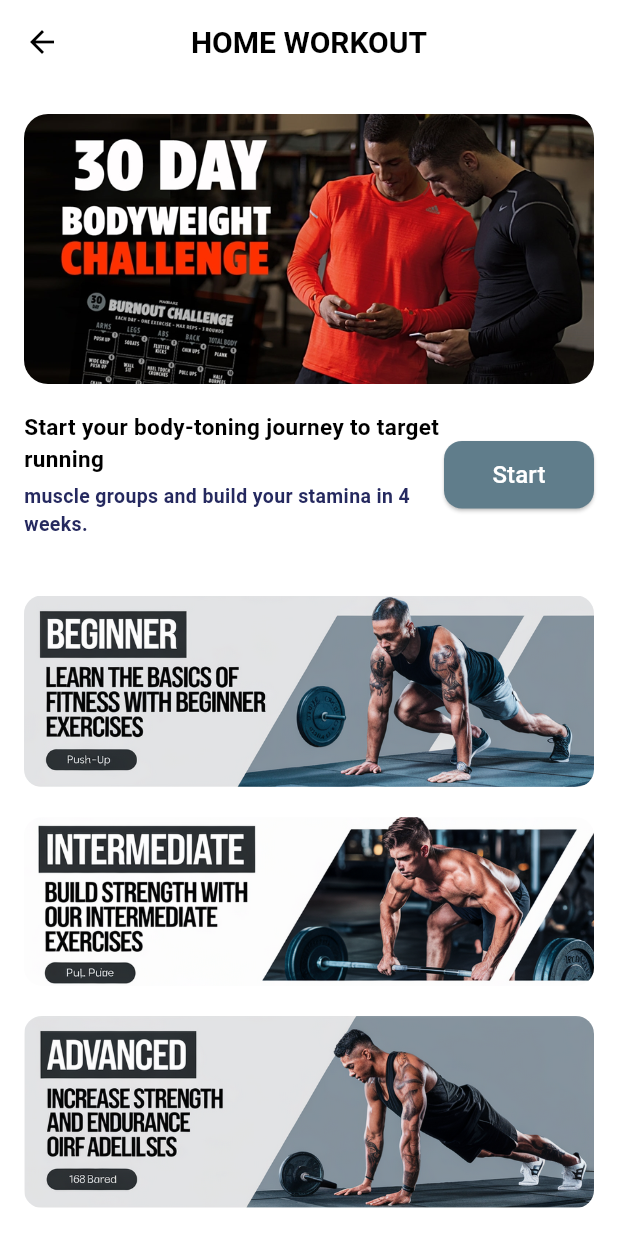
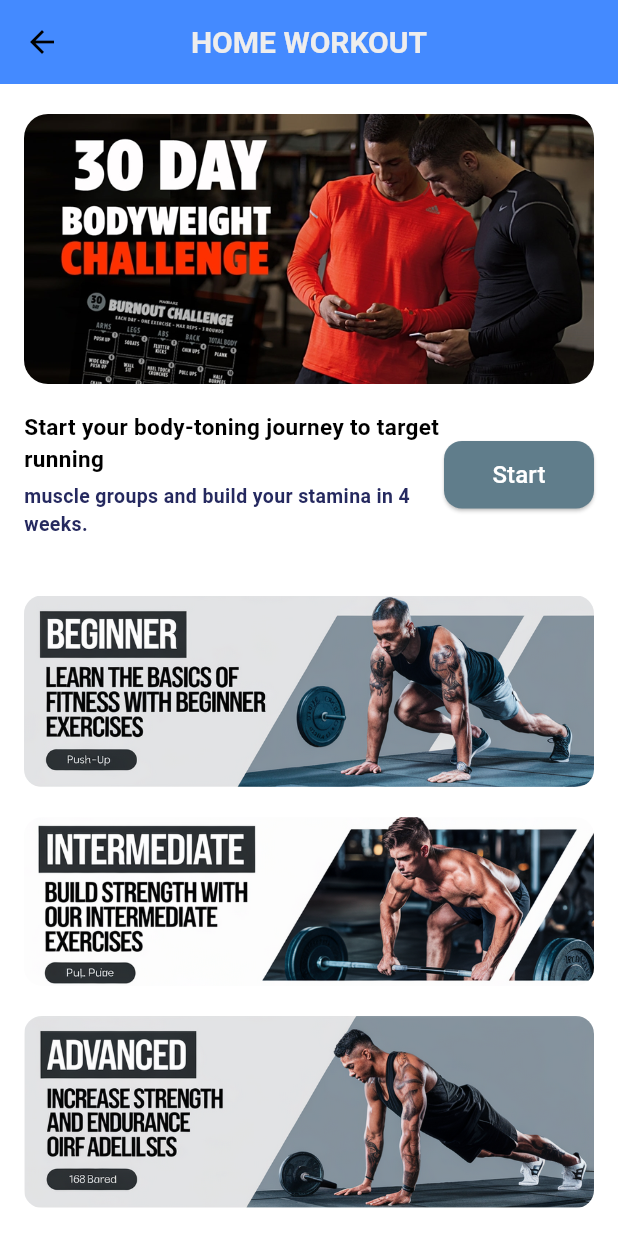
Before and after one commit to Ihthishampn/fitup, a Flutter app: the HomeWorkoutScreen screen opened directly, on a phone screen of 412 x 824 dp. Run offline on Flutter 3.47's test engine with Material 3 defaults, Android fonts, the phone set to English and light mode, and no system bars; our stand-ins replace flutter_local_notifications, hive, hive_flutter, image_picker, permission_handler, shared_preferences and 1 more; accounts and stored records are empty.

Commit message:
updated last put

```diff
--- a/lib/screens/advanced.dart
+++ b/lib/screens/advanced.dart
@@ -484,6 +484,7 @@ class _AdvancedWorkoutPageState extends State<AdvancedWorkoutPage> {
                                       style:
                                           const TextStyle(color: Colors.black),
                                     ),
+
                                     style: ElevatedButton.styleFrom(
                                         backgroundColor: workout.completed
                                             ? Colors.green
--- a/lib/screens/diet.dart
+++ b/lib/screens/diet.dart
@@ -17,11 +17,11 @@ class WorkoutsScreen extends StatelessWidget {
           style: TextStyle(
             fontWeight: FontWeight.bold,
             fontSize: 19,
-            color: Colors.black,
+            color: Color.fromARGB(255, 238, 236, 236),
           ),
         ),
         centerTitle: true,
-        backgroundColor: Colors.white,
+        backgroundColor: Colors.blueAccent,
         elevation: 0,
       ),
       body: Container(
--- a/lib/screens/homepage.dart
+++ b/lib/screens/homepage.dart
@@ -1,4 +1,5 @@
 import 'package:flutter/material.dart';
+import 'package:ui/custom_widgets/cutom.dart';
 import 'diet.dart';
 import 'profile.dart';
 import 'thirty _day.dart';
@@ -84,8 +85,7 @@ class _HomeScreenState extends State<HomeScreen> {
                 currentIndex: _selectedIndex,
                 onTap: _onItemTapped,
                 selectedItemColor: Colors.blueGrey,
-                unselectedItemColor: const Color.fromARGB(
-                    255, 109, 96, 96),
+                unselectedItemColor: const Color.fromARGB(255, 109, 96, 96),
                 type: BottomNavigationBarType.fixed,
                 backgroundColor: Colors.white,
                 elevation: 0,
@@ -98,8 +98,7 @@ class _HomeScreenState extends State<HomeScreen> {
                       padding: const EdgeInsets.all(8),
                       decoration: BoxDecoration(
                         color: _selectedIndex == 0
-                            ? Colors.purple
-                                .withOpacity(0.1)
+                            ? Colors.purple.withOpacity(0.1)
                             : Colors.transparent,
                         borderRadius: BorderRadius.circular(12),
                       ),
@@ -116,8 +115,7 @@ class _HomeScreenState extends State<HomeScreen> {
                       padding: const EdgeInsets.all(8),
                       decoration: BoxDecoration(
                         color: _selectedIndex == 1
-                            ? Colors.purple
-                                .withOpacity(0.1)
+                            ? Colors.purple.withOpacity(0.1)
                             : Colors.transparent,
                         borderRadius: BorderRadius.circular(12),
                       ),
@@ -134,8 +132,7 @@ class _HomeScreenState extends State<HomeScreen> {
                       padding: const EdgeInsets.all(8),
                       decoration: BoxDecoration(
                         color: _selectedIndex == 2
-                            ? Colors.purple
-                                .withOpacity(0.1)
+                            ? Colors.purple.withOpacity(0.1)
                             : Colors.transparent,
                         borderRadius: BorderRadius.circular(12),
                       ),
@@ -152,8 +149,7 @@ class _HomeScreenState extends State<HomeScreen> {
                       padding: const EdgeInsets.all(8),
                       decoration: BoxDecoration(
                         color: _selectedIndex == 3
-                            ? Colors.blueGrey
-                                .withOpacity(0.1)
+                            ? Colors.blueGrey.withOpacity(0.1)
                             : Colors.transparent,
                         borderRadius: BorderRadius.circular(12),
                       ),
@@ -185,11 +181,11 @@ class HomeWorkoutScreen extends StatelessWidget {
           'HOME WORKOUT',
           style: TextStyle(
             fontWeight: FontWeight.bold,
-        color: Colors.black,
+            color: Color.fromARGB(255, 238, 237, 237),
             fontSize: 20,
           ),
         ),
-      backgroundColor: Colors.white,
+        backgroundColor: Colors.blueAccent,
         elevation: 0,
         iconTheme: const IconThemeData(color: Colors.black),
       ),
```
Also changed, not shown: lib/custom_widgets/cutom.dart (added, +33 -0 lines), lib/screens/search.dart (line endings or trailing spaces). Lines whose indentation alone changed are shown as unchanged.
